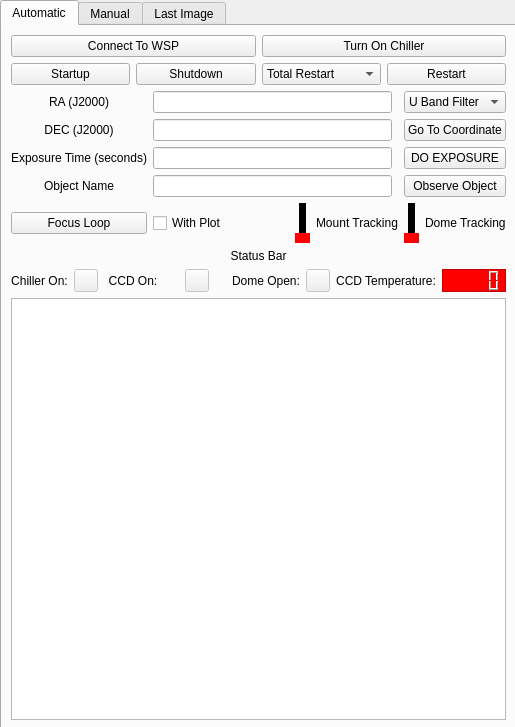
winter-telescope/observatory, file Summer_GUI/form.ui: the form before one commit.
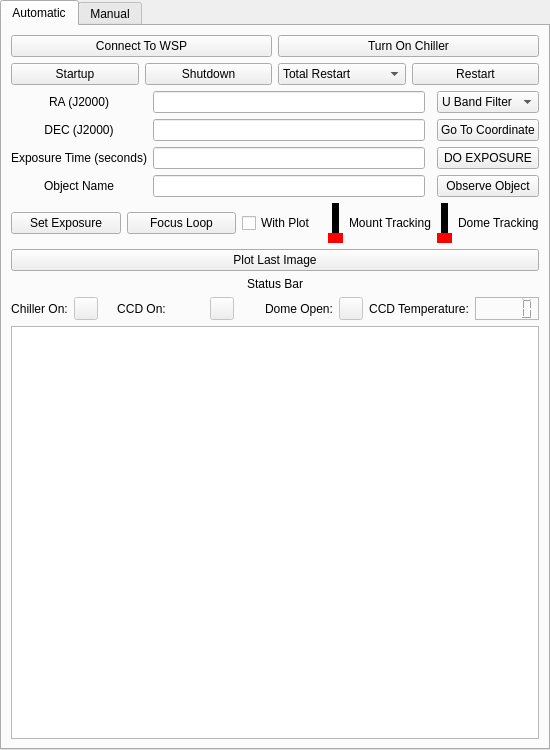
The form after the commit.

What changed in the file:
```diff
--- a/Summer_GUI/form.ui
+++ b/Summer_GUI/form.ui
@@ -6,8 +6,8 @@
    <rect>
     <x>0</x>
     <y>0</y>
-    <width>515</width>
-    <height>727</height>
+    <width>550</width>
+    <height>750</height>
    </rect>
   </property>
   <property name="windowTitle">
@@ -18,8 +18,8 @@
     <rect>
      <x>0</x>
      <y>0</y>
-     <width>517</width>
-     <height>731</height>
+     <width>550</width>
+     <height>750</height>
     </rect>
    </property>
    <property name="sizePolicy">
@@ -224,6 +224,13 @@
        </item>
        <item row="4" column="0" colspan="5">
         <layout class="QHBoxLayout" name="horizontalLayout_9">
+         <item>
+          <widget class="QPushButton" name="set_exposure_button">
+           <property name="text">
+            <string>Set Exposure</string>
+           </property>
+          </widget>
+         </item>
          <item>
           <widget class="QPushButton" name="do_focus_loop">
            <property name="focusPolicy">
@@ -236,6 +243,12 @@
          </item>
          <item>
           <widget class="QCheckBox" name="plot_option">
+           <property name="maximumSize">
+            <size>
+             <width>80</width>
+             <height>16777215</height>
+            </size>
+           </property>
            <property name="focusPolicy">
             <enum>Qt::NoFocus</enum>
            </property>
@@ -395,6 +408,13 @@
        </item>
       </layout>
      </item>
+     <item>
+      <widget class="QPushButton" name="pushButton">
+       <property name="text">
+        <string>Plot Last Image</string>
+       </property>
+      </widget>
+     </item>
      <item>
       <layout class="QGridLayout" name="gridLayout_3">
        <item row="0" column="0" colspan="10">
@@ -454,8 +474,7 @@
             <bool>false</bool>
            </property>
            <property name="styleSheet">
-            <string notr="true">background:red;
-</string>
+            <string notr="true"/>
            </property>
            <property name="frameShape">
             <enum>QFrame::StyledPanel</enum>
@@ -614,11 +633,6 @@
      </item>
     </layout>
    </widget>
-   <widget class="QWidget" name="Last_Image">
-    <attribute name="title">
-     <string>Last Image</string>
-    </attribute>
-   </widget>
   </widget>
  </widget>
  <resources/>
```
